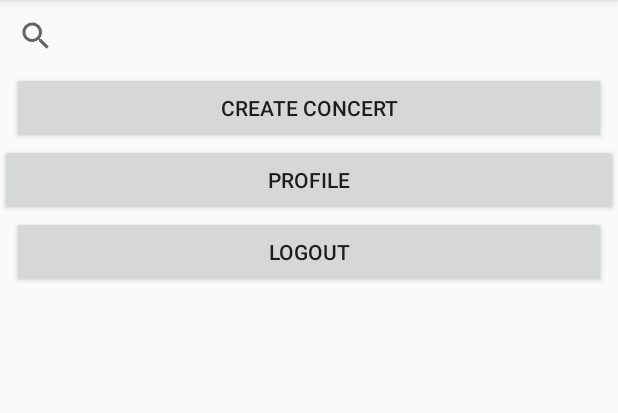
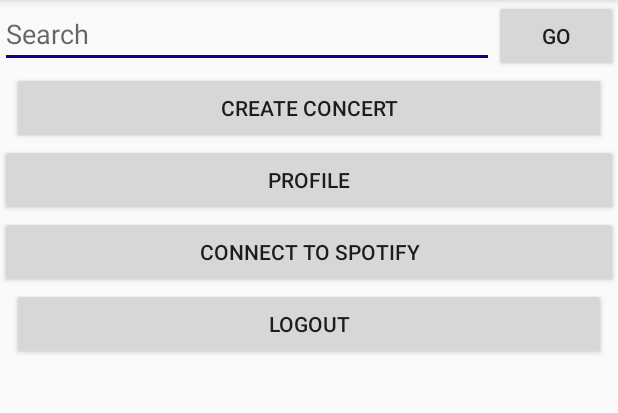
Before and after one commit to bounswe/bounswe2017group2, an Android app: the ConcertListActivity screen opened directly, with no data from a screen before it, on a phone screen of 412 x 824 dp, the part 84-497 px from its top. Run offline under Robolectric (Android 15) with nearby library versions, the phone set to English and light mode, and no system bars; 2 statements that could not run were skipped.

Commit message:
Search funtionality is implemented.

```diff
--- a/Android/app/src/main/java/com/swegroup2/lookingforconcerts/ConcertListActivity.java
+++ b/Android/app/src/main/java/com/swegroup2/lookingforconcerts/ConcertListActivity.java
@@ -11,8 +11,13 @@ import android.support.v7.widget.SearchView;
 import android.util.Log;
 import android.view.View;
 import android.widget.Button;
+import android.widget.EditText;
+import android.widget.ImageView;
+import android.widget.LinearLayout;
+import android.widget.TextView;
 import android.widget.Toast;
 
+import java.util.ArrayList;
 import java.util.HashMap;
 import java.util.List;
 import java.util.Map;
@@ -23,20 +28,27 @@ import retrofit2.Response;
 import retrofit2.Retrofit;
 import retrofit2.converter.gson.GsonConverterFactory;
 
-public class ConcertListActivity extends AppCompatActivity implements ConcertListAdapter.ConcertListAdapterOnClickHandler {
+public class ConcertListActivity extends AppCompatActivity implements ConcertListAdapter.ConcertListAdapterOnClickHandler, SearchListAdapter.SearchListAdapterOnClickHandler {
     private RecyclerView recyclerView;
+    private RecyclerView searchRecyclerView;
     private ConcertListAdapter adapter;
+    private SearchListAdapter searchAdapter;
     private Button createConcertButton;
     private Button logoutButton;
+    private Button spotifyButton;
 
     private Button profile;
-
-    private SearchView mSearch;
 
     String refreshToken = "";
     String accessToken = "";
 
     UserDto userProfileInfo = new UserDto();
+
+    private EditText concertSearch;
+    private Button concertSearchButton;
+
+    LinearLayout selectedConcertLayout;
+    TextView selectedConcertName;
 
     @Override
     protected void onCreate(Bundle savedInstanceState) {
@@ -58,8 +70,31 @@ public class ConcertListActivity extends AppCompatActivity implements ConcertLis
 
         createConcertButton = (Button) findViewById(R.id.create_concert_btn);
         profile = (Button) findViewById(R.id.profile);
+        spotifyButton = (Button) findViewById(R.id.spotifyButton);
 
-        //logoutButton = (Button) findViewById(R.id.logout_btn);
+
+        concertSearch = (EditText) findViewById(R.id.search_edit);
+        concertSearchButton = (Button) findViewById(R.id.search_button);
+
+        selectedConcertLayout = (LinearLayout) findViewById(R.id.selected_concert);
+        selectedConcertName = (TextView) findViewById(R.id.concertlist_name_tv_selected);
+
+        concertSearchButton.setOnClickListener(new View.OnClickListener() {
+            @Override
+            public void onClick(View v) {
+                selectedConcertLayout.setVisibility(View.GONE);
+                searchConcert();
+            }
+        });
+
+        searchRecyclerView = (RecyclerView) findViewById(R.id.search_list_rv);
+
+        LinearLayoutManager searchLayoutManager = new LinearLayoutManager(this, LinearLayoutManager.VERTICAL, false);
+        searchRecyclerView.setLayoutManager(searchLayoutManager);
+
+        searchAdapter = new SearchListAdapter(this, this);
+        searchRecyclerView.setAdapter(searchAdapter);
+
 
         getConcerts();
     }
@@ -98,6 +133,38 @@ public class ConcertListActivity extends AppCompatActivity implements ConcertLis
             }
         });
     }
+
+    private void searchConcert() {
+        refresh();
+        Retrofit retrofit = new Retrofit.Builder()
+                .baseUrl("http://34.210.127.92:8000/")
+                .addConverterFactory(GsonConverterFactory.create())
+                .build();
+
+        RestInterfaceController controller = retrofit.create(RestInterfaceController.class);
+
+        String search = concertSearch.getText().toString();
+        Toast.makeText(ConcertListActivity.this, search, Toast.LENGTH_SHORT).show();
+
+        Call<List<ConcertDto>> call = controller.searchConcert(search);
+        call.enqueue(new Callback<List<ConcertDto>>() {
+            @Override
+            public void onResponse(Call<List<ConcertDto>> call, Response<List<ConcertDto>> response) {
+                //Toast.makeText(ConcertListActivity.this, response.body().get(0).name, Toast.LENGTH_SHORT).show();
+
+                searchAdapter.setConcertData(new ArrayList<ConcertDto>());
+                searchAdapter.setConcertData(response.body());
+                searchRecyclerView.setVisibility(View.VISIBLE);
+            }
+
+            @Override
+            public void onFailure(Call<List<ConcertDto>> call, Throwable t) {
+                Toast.makeText(ConcertListActivity.this, "ERROR", Toast.LENGTH_SHORT).show();
+            }
+        });
+    }
+
+
 
     public void refresh() {
         Retrofit retrofit = new Retrofit.Builder()
@@ -166,6 +233,10 @@ public class ConcertListActivity extends AppCompatActivity implements ConcertLis
         finish();
     }
 
+    public void spotifyConnect(View view){
+
+    }
+
     public void logoutFunc(View view) {
         Intent intent = new Intent(this, LoginActivity.class);
         SharedPreferences preferences = PreferenceManager
--- a/Android/app/src/main/java/com/swegroup2/lookingforconcerts/RestInterfaceController.java
+++ b/Android/app/src/main/java/com/swegroup2/lookingforconcerts/RestInterfaceController.java
@@ -39,6 +39,9 @@ public interface RestInterfaceController {
     @GET("/concert/{id}/subscribe/")
     Call<ConcertResponse> attend(@Path("id") int id, @HeaderMap Map<String, String> headermap);
 
+    @GET("/concerts/search/")
+    Call<List<ConcertDto>> searchConcert(@Query("search") String search);
+
     @POST("/signup/")
     Call<UserResponse> signUp(@Body UserDto userDto);
 
--- a/Android/app/src/main/res/layout/activity_concert_list.xml
+++ b/Android/app/src/main/res/layout/activity_concert_list.xml
@@ -1,20 +1,67 @@
 <?xml version="1.0" encoding="utf-8"?>
 
-<FrameLayout xmlns:android="http://schemas.android.com/apk/res/android"
+<LinearLayout xmlns:android="http://schemas.android.com/apk/res/android"
     xmlns:tools="http://schemas.android.com/tools"
     android:id="@+id/layout_concert_list"
     android:layout_width="match_parent"
     android:layout_height="match_parent">
 
+    <ScrollView
+        android:layout_width="match_parent"
+        android:layout_height="match_parent">
     <LinearLayout
         android:layout_width="match_parent"
         android:layout_height="match_parent"
         android:orientation="vertical"
         tools:context="com.swegroup2.lookingforconcerts.ConcertListActivity">
 
-        <SearchView
+        <LinearLayout
             android:layout_width="match_parent"
-            android:layout_height="wrap_content" />
+            android:layout_height="wrap_content"
+            android:orientation="horizontal">
+
+            <EditText
+                android:layout_width="0dp"
+                android:layout_weight="4"
+                android:layout_height="wrap_content"
+                android:inputType="textPersonName"
+                android:hint="Search"
+                android:id="@+id/search_edit" />
+
+            <Button
+                android:id="@+id/search_button"
+                android:layout_width="0dp"
+                android:layout_weight="1"
+                android:layout_height="wrap_content"
+                android:text="go"/>
+
+        </LinearLayout>
+
+        <LinearLayout
+            android:id="@+id/selected_concert"
+            android:layout_width="wrap_content"
+            android:layout_height="wrap_content"
+            android:orientation="horizontal"
+            android:layout_centerVertical="true"
+            android:visibility="gone">
+
+            <TextView
+                android:id="@+id/concertlist_name_tv_selected"
+                android:layout_width="0dp"
+                android:layout_weight="1"
+                android:layout_height="wrap_content"/>
+
+        </LinearLayout>
+
+        <android.support.v7.widget.RecyclerView
+            android:id="@+id/search_list_rv"
+            android:layout_width="match_parent"
+            android:layout_height="200dp"
+            android:layout_margin="8dp"
+            android:visibility="gone">
+
+        </android.support.v7.widget.RecyclerView>
+
 
         <Button
             android:id="@+id/create_concert_btn"
@@ -31,6 +78,12 @@
             android:layout_height="wrap_content"
             android:onClick="profile"
             android:id="@+id/profile" />
+
+        <Button
+            android:id="@+id/spotifyButton"
+            android:layout_width="match_parent"
+            android:layout_height="wrap_content"
+            android:text="CONNECT TO SPOTIFY" />
 
         <Button
             android:id="@+id/logout_btn"
@@ -53,4 +106,6 @@
 
 
     </LinearLayout>
-</FrameLayout>
+
+    </ScrollView>
+</LinearLayout>
```
Also changed, not shown: Android/app/src/main/java/com/swegroup2/lookingforconcerts/SearchListAdapter.java (added, +90 -0 lines), Android/app/src/main/java/com/swegroup2/lookingforconcerts/Secret.java (added, +9 -0 lines), Android/app/src/main/res/layout/search_list_item.xml (added, +39 -0 lines).
